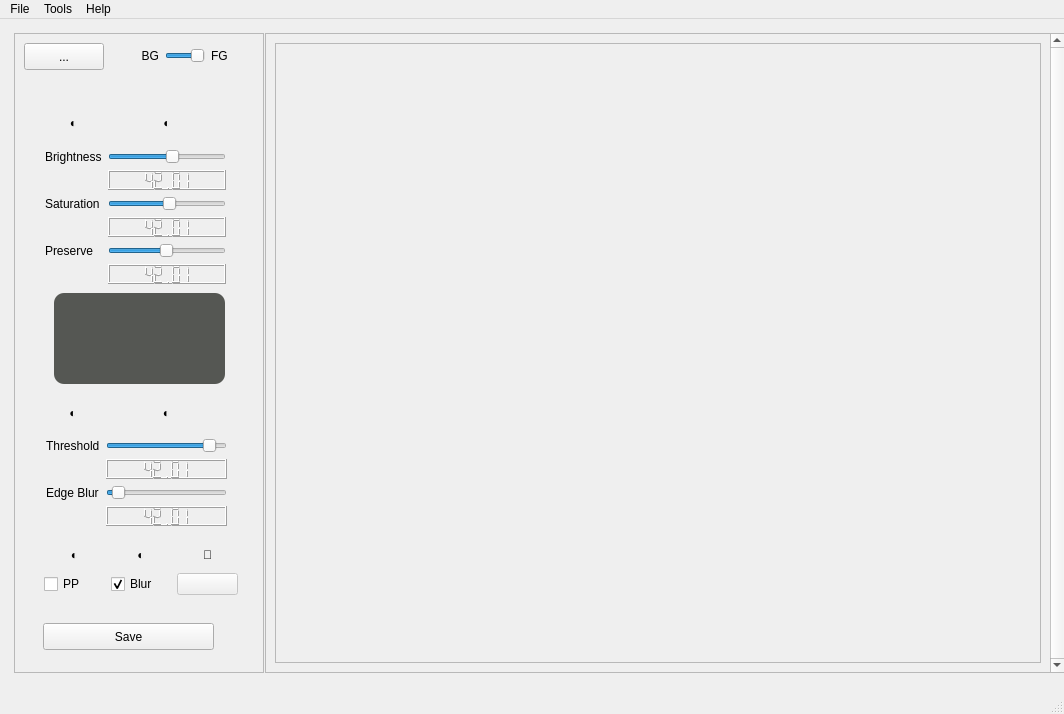
This is src/photoglimmer/photoglimmer_qt.ui in codecliff/PhotoGlimmer as Qt 5 draws it before an edit. The edited form follows.
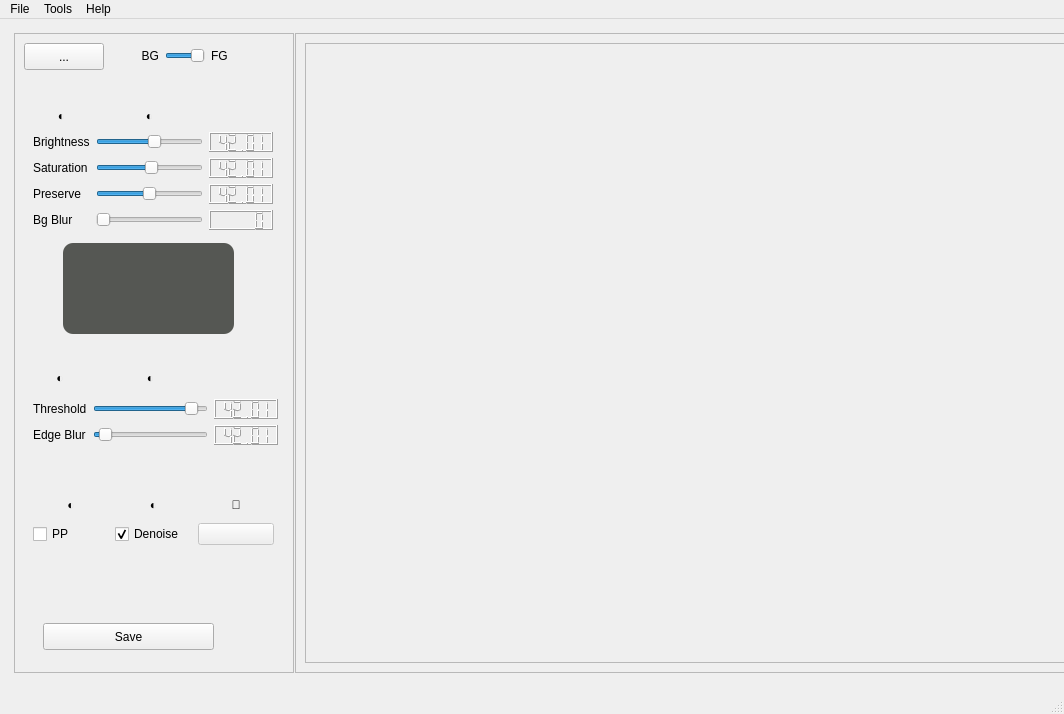
This is the edited form. Icons and pictures are not drawn.

```diff
--- a/src/photoglimmer/photoglimmer_qt.ui
+++ b/src/photoglimmer/photoglimmer_qt.ui
@@ -58,7 +58,7 @@
         </property>
         <property name="minimumSize">
          <size>
-          <width>250</width>
+          <width>280</width>
           <height>0</height>
          </size>
         </property>
@@ -102,12 +102,18 @@
         <widget class="QFrame" name="frameSliders">
          <property name="geometry">
           <rect>
-           <x>20</x>
+           <x>9</x>
            <y>60</y>
-           <width>211</width>
+           <width>291</width>
            <height>511</height>
           </rect>
          </property>
+         <property name="minimumSize">
+          <size>
+           <width>250</width>
+           <height>0</height>
+          </size>
+         </property>
          <property name="styleSheet">
           <string notr="true"/>
          </property>
@@ -124,8 +130,8 @@
           <property name="geometry">
            <rect>
             <x>10</x>
-            <y>450</y>
-            <width>194</width>
+            <y>400</y>
+            <width>241</width>
             <height>52</height>
            </rect>
           </property>
@@ -159,7 +165,7 @@
               <string>&lt;html&gt;&lt;head/&gt;&lt;body&gt;&lt;p&gt;Denoise selected area&lt;/p&gt;&lt;/body&gt;&lt;/html&gt;</string>
              </property>
              <property name="text">
-              <string>Blur</string>
+              <string>Denoise</string>
              </property>
              <property name="checked">
               <bool>true</bool>
@@ -220,8 +226,8 @@
          <widget class="QLabel" name="label_maskimage">
           <property name="geometry">
            <rect>
-            <x>20</x>
-            <y>200</y>
+            <x>40</x>
+            <y>150</y>
             <width>171</width>
             <height>91</height>
            </rect>
@@ -253,13 +259,49 @@
          <widget class="QWidget" name="layoutWidget">
           <property name="geometry">
            <rect>
-            <x>12</x>
-            <y>300</y>
-            <width>181</width>
-            <height>133</height>
+            <x>10</x>
+            <y>270</y>
+            <width>245</width>
+            <height>82</height>
            </rect>
           </property>
           <layout class="QGridLayout" name="gridLayout">
+           <item row="0" column="0">
+            <widget class="QLabel" name="labelSeparator2_4">
+             <property name="styleSheet">
+              <string notr="true"/>
+             </property>
+             <property name="text">
+              <string>◐</string>
+             </property>
+             <property name="alignment">
+              <set>Qt::AlignCenter</set>
+             </property>
+            </widget>
+           </item>
+           <item row="0" column="1">
+            <widget class="QLabel" name="labelSeparator2_2">
+             <property name="styleSheet">
+              <string notr="true"/>
+             </property>
+             <property name="text">
+              <string>◐</string>
+             </property>
+             <property name="alignment">
+              <set>Qt::AlignCenter</set>
+             </property>
+            </widget>
+           </item>
+           <item row="1" column="0">
+            <widget class="QLabel" name="label_2">
+             <property name="text">
+              <string>Threshold</string>
+             </property>
+             <property name="margin">
+              <number>5</number>
+             </property>
+            </widget>
+           </item>
            <item row="1" column="1">
             <widget class="QSlider" name="slider_thresh">
              <property name="toolTip">
@@ -285,46 +327,49 @@
              </property>
             </widget>
            </item>
-           <item row="5" column="1">
-            <widget class="QSlider" name="slider_blur">
-             <property name="toolTip">
-              <string>&lt;html&gt;&lt;head/&gt;&lt;body&gt;&lt;p&gt;Blur  selection edges &lt;/p&gt;&lt;/body&gt;&lt;/html&gt;</string>
+           <item row="1" column="2">
+            <widget class="QLCDNumber" name="lcd_thresh">
+             <property name="maximumSize">
+              <size>
+               <width>16777215</width>
+               <height>20</height>
+              </size>
              </property>
-             <property name="minimum">
-              <number>1</number>
+             <property name="value" stdset="0">
+              <double>42.009999999999998</double>
              </property>
-             <property name="maximum">
-              <number>200</number>
-             </property>
-             <property name="value">
-              <number>10</number>
-             </property>
-             <property name="orientation">
-              <enum>Qt::Horizontal</enum>
-             </property>
-             <property name="tickInterval">
-              <number>5</number>
-             </property>
             </widget>
            </item>
-           <item row="1" column="0">
-            <widget class="QLabel" name="label_2">
-             <property name="text">
-              <string>Threshold</string>
-             </property>
-             <property name="margin">
-              <number>5</number>
-             </property>
-            </widget>
-           </item>
-           <item row="5" column="0">
+           <item row="2" column="0">
             <widget class="QLabel" name="label_9">
              <property name="text">
               <string>Edge Blur</string>
              </property>
             </widget>
            </item>
-           <item row="6" column="1">
+           <item row="2" column="1">
+            <widget class="QSlider" name="slider_bluredge">
+             <property name="toolTip">
+              <string>&lt;html&gt;&lt;head/&gt;&lt;body&gt;&lt;p&gt;Blur  selection edges &lt;/p&gt;&lt;/body&gt;&lt;/html&gt;</string>
+             </property>
+             <property name="minimum">
+              <number>1</number>
+             </property>
+             <property name="maximum">
+              <number>200</number>
+             </property>
+             <property name="value">
+              <number>10</number>
+             </property>
+             <property name="orientation">
+              <enum>Qt::Horizontal</enum>
+             </property>
+             <property name="tickInterval">
+              <number>5</number>
+             </property>
+            </widget>
+           </item>
+           <item row="2" column="2">
             <widget class="QLCDNumber" name="lcd_blur">
              <property name="maximumSize">
               <size>
@@ -337,121 +382,41 @@
              </property>
             </widget>
            </item>
-           <item row="0" column="1">
-            <widget class="QLabel" name="labelSeparator2_2">
-             <property name="styleSheet">
-              <string notr="true"/>
-             </property>
-             <property name="text">
-              <string>◐</string>
-             </property>
-             <property name="alignment">
-              <set>Qt::AlignCenter</set>
-             </property>
-            </widget>
-           </item>
-           <item row="3" column="1">
-            <widget class="QLCDNumber" name="lcd_thresh">
-             <property name="maximumSize">
-              <size>
-               <width>16777215</width>
-               <height>20</height>
-              </size>
-             </property>
-             <property name="value" stdset="0">
-              <double>42.009999999999998</double>
-             </property>
-            </widget>
-           </item>
-           <item row="0" column="0">
-            <widget class="QLabel" name="labelSeparator2_4">
-             <property name="styleSheet">
-              <string notr="true"/>
-             </property>
-             <property name="text">
-              <string>◐</string>
-             </property>
-             <property name="alignment">
-              <set>Qt::AlignCenter</set>
-             </property>
-            </widget>
-           </item>
           </layout>
          </widget>
          <widget class="QWidget" name="layoutWidget">
           <property name="geometry">
            <rect>
-            <x>11</x>
-            <y>10</y>
-            <width>181</width>
-            <height>181</height>
+            <x>10</x>
+            <y>12</y>
+            <width>240</width>
+            <height>125</height>
            </rect>
           </property>
           <layout class="QGridLayout" name="gridLayout_2">
-           <item row="5" column="1">
-            <widget class="QSlider" name="slider_blendwt1">
-             <property name="toolTip">
-              <string>Weightage for original image</string>
+           <item row="0" column="0">
+            <widget class="QLabel" name="labelSeparator2">
+             <property name="styleSheet">
+              <string notr="true"/>
              </property>
-             <property name="minimum">
-              <number>1</number>
+             <property name="text">
+              <string>◐</string>
              </property>
-             <property name="maximum">
-              <number>100</number>
+             <property name="alignment">
+              <set>Qt::AlignCenter</set>
              </property>
-             <property name="singleStep">
-              <number>5</number>
-             </property>
-             <property name="value">
-              <number>50</number>
-             </property>
-             <property name="orientation">
-              <enum>Qt::Horizontal</enum>
-             </property>
-             <property name="tickInterval">
-              <number>5</number>
-             </property>
             </widget>
            </item>
-           <item row="3" column="1">
-            <widget class="QSlider" name="slider_saturation">
-             <property name="toolTip">
-              <string>Color saturation</string>
+           <item row="0" column="1">
+            <widget class="QLabel" name="labelSeparator2_3">
+             <property name="styleSheet">
+              <string notr="true"/>
              </property>
-             <property name="minimum">
-              <number>-200</number>
-             </property>
-             <property name="maximum">
-              <number>200</number>
-             </property>
-             <property name="value">
-              <number>10</number>
-             </property>
-             <property name="orientation">
-              <enum>Qt::Horizontal</enum>
-             </property>
-             <property name="tickInterval">
-              <number>5</number>
-             </property>
-            </widget>
-           </item>
-           <item row="3" column="0">
-            <widget class="QLabel" name="label_saturation">
              <property name="text">
-              <string>Saturation</string>
+              <string>◐</string>
              </property>
-            </widget>
-           </item>
-           <item row="4" column="1">
-            <widget class="QLCDNumber" name="lcd_satur">
-             <property name="maximumSize">
-              <size>
-               <width>16777215</width>
-               <height>20</height>
-              </size>
-             </property>
-             <property name="value" stdset="0">
-              <double>42.009999999999998</double>
+             <property name="alignment">
+              <set>Qt::AlignCenter</set>
              </property>
             </widget>
            </item>
@@ -462,7 +427,32 @@
              </property>
             </widget>
            </item>
-           <item row="2" column="1">
+           <item row="1" column="1">
+            <widget class="QSlider" name="slider_bright">
+             <property name="toolTip">
+              <string>&lt;html&gt;&lt;head/&gt;&lt;body&gt;&lt;p&gt;Brightness of Segment&lt;/p&gt;&lt;p&gt;Select &lt;span style=&quot; font-weight:600;&quot;&gt;Back &lt;/span&gt;from above if you want to brighten background only &lt;/p&gt;&lt;/body&gt;&lt;/html&gt;</string>
+             </property>
+             <property name="minimum">
+              <number>-200</number>
+             </property>
+             <property name="maximum">
+              <number>200</number>
+             </property>
+             <property name="singleStep">
+              <number>1</number>
+             </property>
+             <property name="value">
+              <number>20</number>
+             </property>
+             <property name="orientation">
+              <enum>Qt::Horizontal</enum>
+             </property>
+             <property name="tickInterval">
+              <number>5</number>
+             </property>
+            </widget>
+           </item>
+           <item row="1" column="2">
             <widget class="QLCDNumber" name="lcd_bright">
              <property name="maximumSize">
               <size>
@@ -485,10 +475,17 @@
              </property>
             </widget>
            </item>
-           <item row="1" column="1">
-            <widget class="QSlider" name="slider_bright">
+           <item row="2" column="0">
+            <widget class="QLabel" name="label_saturation">
+             <property name="text">
+              <string>Saturation</string>
+             </property>
+            </widget>
+           </item>
+           <item row="2" column="1">
+            <widget class="QSlider" name="slider_saturation">
              <property name="toolTip">
-              <string>&lt;html&gt;&lt;head/&gt;&lt;body&gt;&lt;p&gt;Brightness of Segment&lt;/p&gt;&lt;p&gt;Select &lt;span style=&quot; font-weight:600;&quot;&gt;Back &lt;/span&gt;from above if you want to brighten background only &lt;/p&gt;&lt;/body&gt;&lt;/html&gt;</string>
+              <string>Color saturation</string>
              </property>
              <property name="minimum">
               <number>-200</number>
@@ -496,11 +493,8 @@
              <property name="maximum">
               <number>200</number>
              </property>
-             <property name="singleStep">
-              <number>1</number>
-             </property>
              <property name="value">
-              <number>20</number>
+              <number>10</number>
              </property>
              <property name="orientation">
               <enum>Qt::Horizontal</enum>
@@ -510,14 +504,52 @@
              </property>
             </widget>
            </item>
-           <item row="5" column="0">
+           <item row="2" column="2">
+            <widget class="QLCDNumber" name="lcd_satur">
+             <property name="maximumSize">
+              <size>
+               <width>16777215</width>
+               <height>20</height>
+              </size>
+             </property>
+             <property name="value" stdset="0">
+              <double>42.009999999999998</double>
+             </property>
+            </widget>
+           </item>
+           <item row="3" column="0">
             <widget class="QLabel" name="label_3">
              <property name="text">
               <string>Preserve</string>
              </property>
             </widget>
            </item>
-           <item row="6" column="1">
+           <item row="3" column="1">
+            <widget class="QSlider" name="slider_blendwt1">
+             <property name="toolTip">
+              <string>Weightage for original image</string>
+             </property>
+             <property name="minimum">
+              <number>1</number>
+             </property>
+             <property name="maximum">
+              <number>100</number>
+             </property>
+             <property name="singleStep">
+              <number>5</number>
+             </property>
+             <property name="value">
+              <number>50</number>
+             </property>
+             <property name="orientation">
+              <enum>Qt::Horizontal</enum>
+             </property>
+             <property name="tickInterval">
+              <number>5</number>
+             </property>
+            </widget>
+           </item>
+           <item row="3" column="2">
             <widget class="QLCDNumber" name="lcd_blendwt1">
              <property name="maximumSize">
               <size>
@@ -530,29 +562,54 @@
              </property>
             </widget>
            </item>
-           <item row="0" column="0">
-            <widget class="QLabel" name="labelSeparator2">
-             <property name="styleSheet">
-              <string notr="true"/>
-             </property>
+           <item row="4" column="0">
+            <widget class="QLabel" name="label_6">
              <property name="text">
-              <string>◐</string>
+              <string>Bg Blur</string>
              </property>
-             <property name="alignment">
-              <set>Qt::AlignCenter</set>
+            </widget>
+           </item>
+           <item row="4" column="1">
+            <widget class="QSlider" name="slider_bgblur">
+             <property name="enabled">
+              <bool>false</bool>
              </property>
+             <property name="toolTip">
+              <string>Background blur factor</string>
+             </property>
+             <property name="minimum">
+              <number>1</number>
+             </property>
+             <property name="maximum">
+              <number>100</number>
+             </property>
+             <property name="singleStep">
+              <number>4</number>
+             </property>
+             <property name="value">
+              <number>1</number>
+             </property>
+             <property name="orientation">
+              <enum>Qt::Horizontal</enum>
+             </property>
+             <property name="tickInterval">
+              <number>5</number>
+             </property>
             </widget>
            </item>
-           <item row="0" column="1">
-            <widget class="QLabel" name="labelSeparator2_3">
-             <property name="styleSheet">
-              <string notr="true"/>
+           <item row="4" column="2">
+            <widget class="QLCDNumber" name="lcd_bgblur">
+             <property name="maximumSize">
+              <size>
+               <width>16777215</width>
+               <height>20</height>
+              </size>
              </property>
-             <property name="text">
-              <string>◐</string>
+             <property name="value" stdset="0">
+              <double>0.000000000000000</double>
              </property>
-             <property name="alignment">
-              <set>Qt::AlignCenter</set>
+             <property name="intValue" stdset="0">
+              <number>0</number>
              </property>
             </widget>
            </item>
@@ -784,6 +841,7 @@
      <string>Tools</string>
     </property>
     <addaction name="action_ParentFolder"/>
+    <addaction name="actionExportTransparency"/>
    </widget>
    <addaction name="menuFile"/>
    <addaction name="menuTools"/>
@@ -822,12 +880,20 @@
   </action>
   <action name="action_ParentFolder">
    <property name="text">
-    <string>Locate</string>
+    <string>Locate On Disk</string>
    </property>
    <property name="toolTip">
     <string>Open containing folder</string>
    </property>
   </action>
+  <action name="actionExportTransparency">
+   <property name="text">
+    <string>FG to Clipboard</string>
+   </property>
+   <property name="toolTip">
+    <string>&lt;html&gt;&lt;head/&gt;&lt;body&gt;&lt;p&gt;Save Transparent png image with foreground only&lt;/p&gt;&lt;/body&gt;&lt;/html&gt;</string>
+   </property>
+  </action>
  </widget>
  <resources/>
  <connections/>
```
